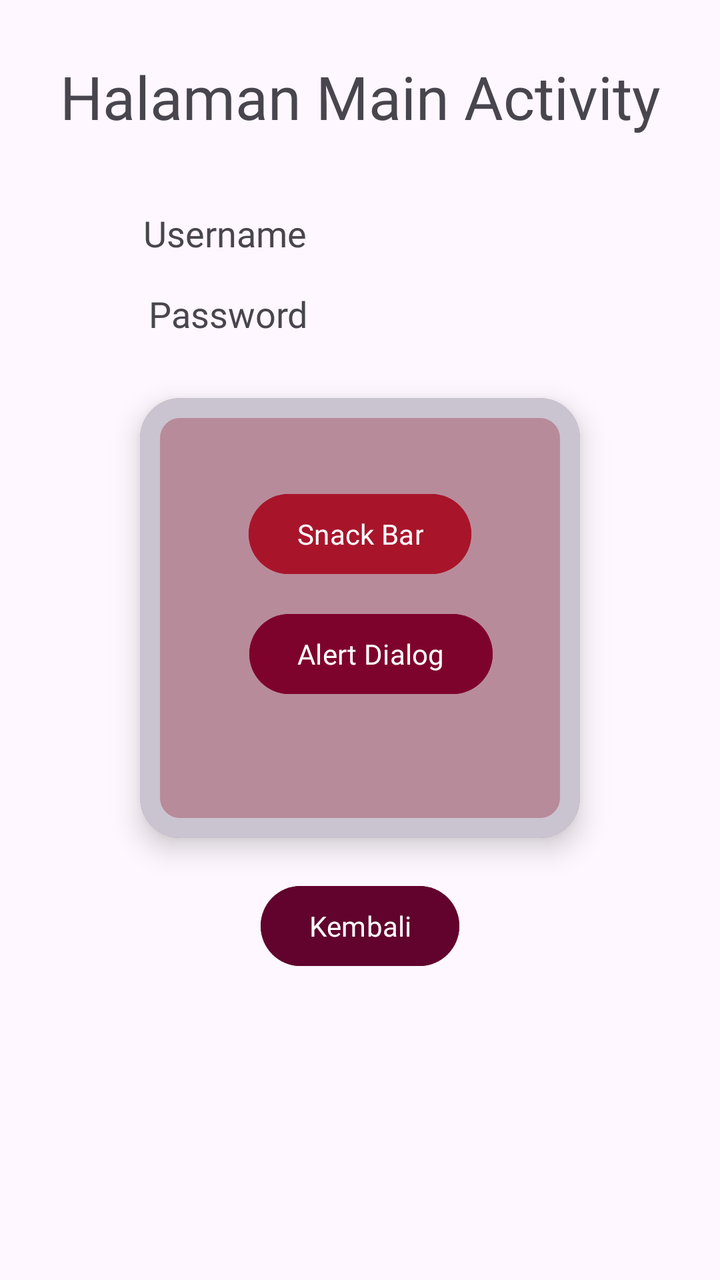
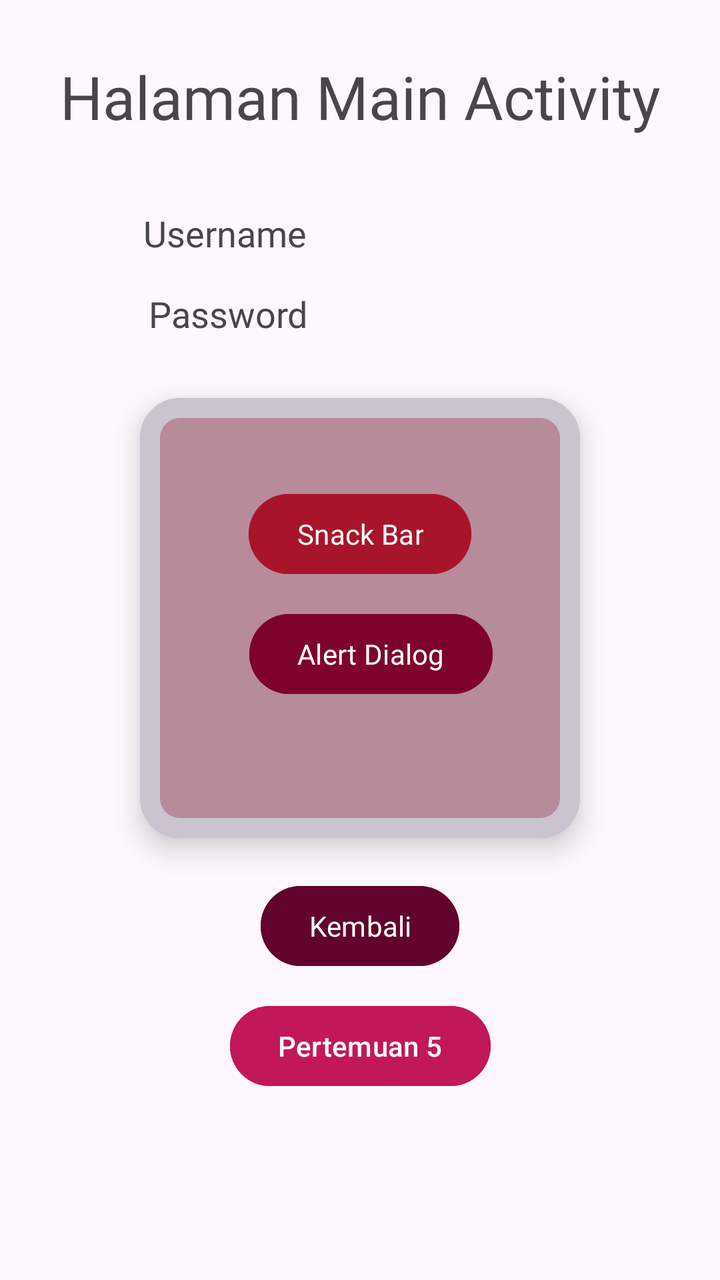

An Android layout rendered at two revisions. The XML below is the earlier revision; the diff shows what the commit changed to produce the second picture.
<!-- AndroidManifest.xml: application theme Theme.Annisa_TIB -->
<!-- res/layout/activity_main.xml -->
<?xml version="1.0" encoding="utf-8"?>
<androidx.constraintlayout.widget.ConstraintLayout
    xmlns:android="http://schemas.android.com/apk/res/android"
    xmlns:app="http://schemas.android.com/apk/res-auto"
    xmlns:tools="http://schemas.android.com/tools"
    android:id="@+id/main"
    android:layout_width="match_parent"
    android:layout_height="match_parent"
    tools:context=".MainActivity">

    <TextView
        android:id="@+id/textView"
        android:layout_width="wrap_content"
        android:layout_height="wrap_content"
        android:layout_marginTop="28dp"
        android:fontFamily="@font/childer"
        android:text="Halaman Main Activity"
        android:textSize="30sp"
        app:layout_constraintEnd_toEndOf="parent"
        app:layout_constraintStart_toStartOf="parent"
        app:layout_constraintTop_toTopOf="parent" />

    <TextView
        android:id="@+id/txtUsername"
        android:layout_width="wrap_content"
        android:layout_height="wrap_content"
        android:layout_marginTop="36dp"
        android:fontFamily="@font/font"
        android:text="Username"
        android:textSize="18sp"
        app:layout_constraintEnd_toEndOf="parent"
        app:layout_constraintHorizontal_bias="0.257"
        app:layout_constraintStart_toStartOf="parent"
        app:layout_constraintTop_toBottomOf="@id/textView" />

    <TextView
        android:id="@+id/txtPassword"
        android:layout_width="wrap_content"
        android:layout_height="wrap_content"
        android:layout_marginTop="16dp"
        android:fontFamily="@font/font"
        android:text="Password"
        android:textSize="18sp"
        app:layout_constraintEnd_toEndOf="parent"
        app:layout_constraintHorizontal_bias="0.265"
        app:layout_constraintStart_toStartOf="parent"
        app:layout_constraintTop_toBottomOf="@id/txtUsername" />

    <com.google.android.material.card.MaterialCardView
        android:id="@+id/materialCardView"
        android:layout_width="220dp"
        android:layout_height="220dp"
        android:layout_marginTop="30dp"
        app:cardBackgroundColor="#B88B9A"
        app:cardElevation="8dp"

        app:strokeWidth="10dp"
        app:cardCornerRadius="20dp"
        app:layout_constraintEnd_toEndOf="parent"
        app:layout_constraintStart_toStartOf="parent"
        app:layout_constraintTop_toBottomOf="@id/txtPassword">

        <androidx.constraintlayout.widget.ConstraintLayout
            android:layout_width="match_parent"
            android:layout_height="237dp"
            >
            <Button
                android:id="@+id/btnSnackBar"
                android:layout_width="wrap_content"
                android:layout_height="wrap_content"
                android:layout_marginTop="44dp"
                android:fontFamily="@font/superhistories"
                android:backgroundTint="#A8152B"
                android:text="Snack Bar"
                app:layout_constraintEnd_toEndOf="parent"
                app:layout_constraintStart_toStartOf="parent"
                app:layout_constraintTop_toTopOf="parent" />

            <Button
                android:id="@+id/btnAlertDialog"
                android:layout_width="wrap_content"
                android:layout_height="wrap_content"
                android:layout_marginTop="12dp"
                android:fontFamily="@font/superhistories"
                android:backgroundTint="#7E032C"
                android:text="Alert Dialog"
                app:layout_constraintEnd_toEndOf="parent"
                app:layout_constraintHorizontal_bias="0.556"
                app:layout_constraintStart_toStartOf="parent"
                app:layout_constraintTop_toBottomOf="@id/btnSnackBar" />

        </androidx.constraintlayout.widget.ConstraintLayout>

    </com.google.android.material.card.MaterialCardView>

    <Button
        android:id="@+id/btnKembali"
        android:layout_width="wrap_content"
        android:layout_height="wrap_content"
        android:layout_marginTop="20dp"
        android:backgroundTint="#61032D"
        android:fontFamily="@font/superhistories"
        android:text="Kembali"
        app:layout_constraintEnd_toEndOf="parent"
        app:layout_constraintStart_toStartOf="parent"
        app:layout_constraintTop_toBottomOf="@id/materialCardView" />

</androidx.constraintlayout.widget.ConstraintLayout>
<!-- resources referenced by this layout -->
<resources>
  <style name="Theme.Annisa_TIB" parent="Base.Theme.Annisa_TIB" />
  <style name="Base.Theme.Annisa_TIB" parent="Theme.Material3.DayNight.NoActionBar">
          
          
      </style>
</resources>

<!-- the commit's change to res/layout/activity_main.xml (unified diff, before → after) -->
@@ -105,4 +105,15 @@
         app:layout_constraintStart_toStartOf="parent"
         app:layout_constraintTop_toBottomOf="@id/materialCardView" />
 
+    <Button
+        android:id="@+id/btnToLima"
+        android:layout_width="wrap_content"
+        android:layout_height="wrap_content"
+        android:layout_marginTop="12dp"
+        android:backgroundTint="#C2185B"
+        android:text="Pertemuan 5"
+        app:layout_constraintEnd_toEndOf="parent"
+        app:layout_constraintStart_toStartOf="parent"
+        app:layout_constraintTop_toBottomOf="@+id/btnKembali" />
+
 </androidx.constraintlayout.widget.ConstraintLayout>
